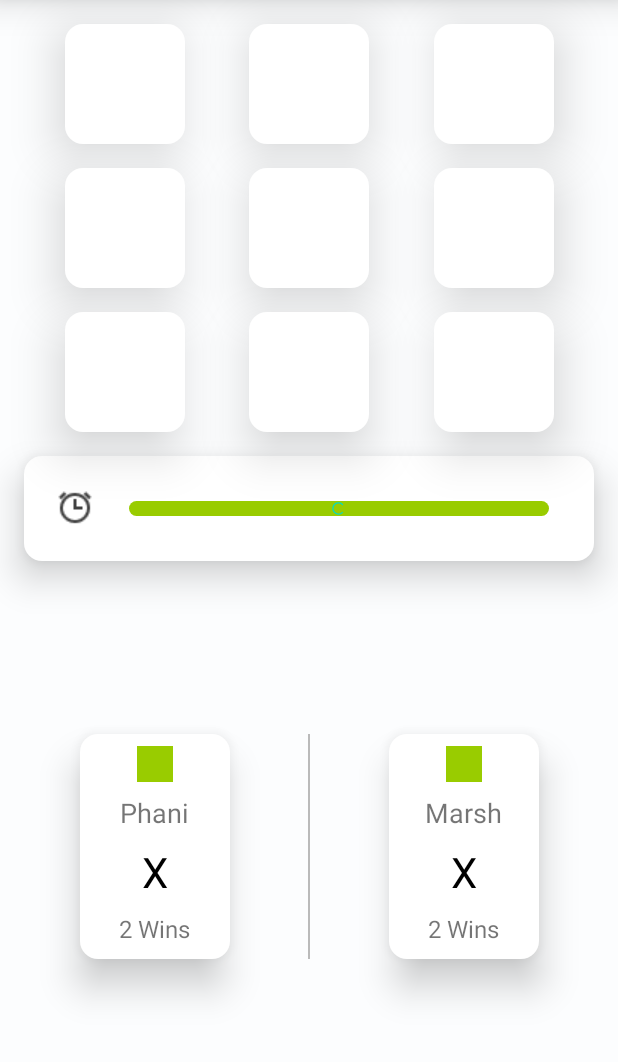
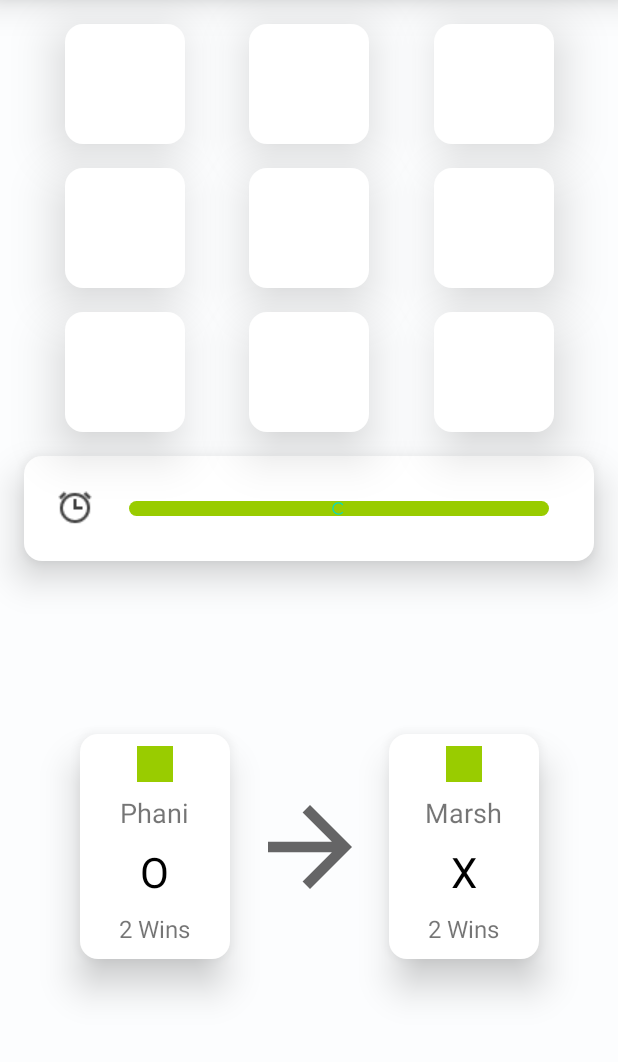
Before and after one commit to priyanshnama/Tic-Tac-Toe, an Android app: the HomeActivity screen opened directly, with no data from a screen before it, on a phone screen of 412 x 824 dp, the part 105-1167 px from its top. Run offline under Robolectric (Android 15) with nearby library versions, the phone set to English and light mode, and no system bars; our stand-ins replace Firebase (no records; nobody signed in at launch, a user with empty details on screens opened directly).

Commit message:
arrow added

```diff
--- a/app/src/main/java/com/priyanshnama/tic_tac_toe/HomeActivity.kt
+++ b/app/src/main/java/com/priyanshnama/tic_tac_toe/HomeActivity.kt
@@ -117,6 +117,7 @@ class HomeActivity : AppCompatActivity() {
 
     private fun changePlayer() {
         moves++
+        binding.rightArrow.rotation = 90.0F*(1 + currentPlayer)
         currentPlayer = if (currentPlayer == 1) -1 else 1
     }
 }
--- /dev/null
+++ b/app/src/main/res/drawable/ic_baseline_arrow_forward_24.xml
@@ -0,0 +1,10 @@
+<vector xmlns:android="http://schemas.android.com/apk/res/android"
+    android:width="84dp"
+    android:height="84dp"
+    android:viewportWidth="24"
+    android:viewportHeight="24"
+    android:tint="?attr/colorControlNormal">
+  <path
+      android:fillColor="@android:color/white"
+      android:pathData="M12,4l-1.41,1.41L16.17,11H4v2h12.17l-5.58,5.59L12,20l8,-8z"/>
+</vector>
--- a/app/src/main/res/layout/activity_home.xml
+++ b/app/src/main/res/layout/activity_home.xml
@@ -222,70 +222,68 @@
         android:orientation="vertical"
         app:layout_constraintGuide_percent="0.50121653" />
 
-    <View
-        android:layout_width="1dp"
-        android:layout_height="150dp"
-        android:alpha="0.8"
-        android:background="@android:color/darker_gray"
-        app:layout_constraintBottom_toBottomOf="parent"
-        app:layout_constraintEnd_toEndOf="@id/guideline2"
-        app:layout_constraintTop_toBottomOf="@id/timer" />
-
     <LinearLayout
-        android:layout_width="100dp"
-        android:layout_height="150dp"
-        android:background="@drawable/game_buttons"
-        android:orientation="vertical"
-        android:elevation="15dp"
-        app:layout_constraintBottom_toBottomOf="parent"
-        app:layout_constraintEnd_toStartOf="@id/guideline2"
-        app:layout_constraintStart_toStartOf="parent"
-        tools:ignore="HardcodedText"
-        app:layout_constraintTop_toBottomOf="@id/timer">
-        <ImageView
-            android:layout_width="24sp"
-            android:layout_height="24dp"
-            android:background="@android:color/holo_green_light"
-            android:layout_gravity="center"
-            android:layout_marginTop="8dp"
-            android:contentDescription="profileImage" />
-        <TextView
-            android:layout_width="wrap_content"
-            android:layout_height="wrap_content"
-            android:text="Phani"
-            android:layout_gravity="center"
-            android:layout_marginTop="8dp"
-            android:textSize="18sp"
-            tools:ignore="HardcodedText" />
-        <TextView
-            android:layout_width="wrap_content"
-            android:layout_height="wrap_content"
-            android:text="X"
-            android:textSize="28sp"
-            android:layout_marginTop="8dp"
-            android:layout_gravity="center"
-            android:textColor="@color/black"/>
-        <TextView
-            android:layout_width="wrap_content"
-            android:layout_height="wrap_content"
-            android:text="2 Wins"
-            android:layout_gravity="center"
-            android:layout_marginTop="8dp"
-            android:textSize="16sp"
-            tools:ignore="HardcodedText" />
-    </LinearLayout>
-
-    <LinearLayout
+        android:id="@+id/linearLayout2"
         android:layout_width="100dp"
         android:layout_height="150dp"
         android:background="@drawable/game_buttons"
         android:elevation="15dp"
         android:orientation="vertical"
         app:layout_constraintBottom_toBottomOf="parent"
-        tools:ignore="HardcodedText"
+        app:layout_constraintEnd_toStartOf="@id/guideline2"
+        app:layout_constraintStart_toStartOf="parent"
+        app:layout_constraintTop_toBottomOf="@id/timer"
+        tools:ignore="HardcodedText">
+
+        <ImageView
+            android:layout_width="24sp"
+            android:layout_height="24dp"
+            android:layout_gravity="center"
+            android:layout_marginTop="8dp"
+            android:background="@android:color/holo_green_light"
+            android:contentDescription="profileImage" />
+
+        <TextView
+            android:layout_width="wrap_content"
+            android:layout_height="wrap_content"
+            android:layout_gravity="center"
+            android:layout_marginTop="8dp"
+            android:text="Phani"
+            android:textSize="18sp"
+            tools:ignore="HardcodedText" />
+
+        <TextView
+            android:layout_width="wrap_content"
+            android:layout_height="wrap_content"
+            android:layout_gravity="center"
+            android:layout_marginTop="8dp"
+            android:text="O"
+            android:textColor="@color/black"
+            android:textSize="28sp" />
+
+        <TextView
+            android:id="@+id/score1"
+            android:layout_width="wrap_content"
+            android:layout_height="wrap_content"
+            android:layout_gravity="center"
+            android:layout_marginTop="8dp"
+            android:text="2 Wins"
+            android:textSize="16sp"
+            tools:ignore="HardcodedText" />
+    </LinearLayout>
+
+    <LinearLayout
+        android:id="@+id/linearLayout"
+        android:layout_width="100dp"
+        android:layout_height="150dp"
+        android:background="@drawable/game_buttons"
+        android:elevation="15dp"
+        android:orientation="vertical"
+        app:layout_constraintBottom_toBottomOf="parent"
         app:layout_constraintEnd_toEndOf="parent"
         app:layout_constraintStart_toStartOf="@id/guideline2"
-        app:layout_constraintTop_toBottomOf="@id/timer">
+        app:layout_constraintTop_toBottomOf="@id/timer"
+        tools:ignore="HardcodedText">
 
         <ImageView
             android:layout_width="24sp"
@@ -314,6 +312,7 @@
             android:textSize="28sp" />
 
         <TextView
+            android:id="@+id/score2"
             android:layout_width="wrap_content"
             android:layout_height="wrap_content"
             android:layout_gravity="center"
@@ -323,4 +322,15 @@
             tools:ignore="HardcodedText" />
     </LinearLayout>
 
+    <ImageView
+        android:id="@+id/rightArrow"
+        android:layout_width="wrap_content"
+        android:layout_height="wrap_content"
+        android:visibility="visible"
+        app:layout_constraintBottom_toBottomOf="@+id/linearLayout2"
+        app:layout_constraintEnd_toStartOf="@+id/linearLayout"
+        app:layout_constraintStart_toEndOf="@+id/linearLayout2"
+        app:layout_constraintTop_toTopOf="@+id/linearLayout2"
+        app:srcCompat="@drawable/ic_baseline_arrow_forward_24" />
+
 </androidx.constraintlayout.widget.ConstraintLayout>
```
